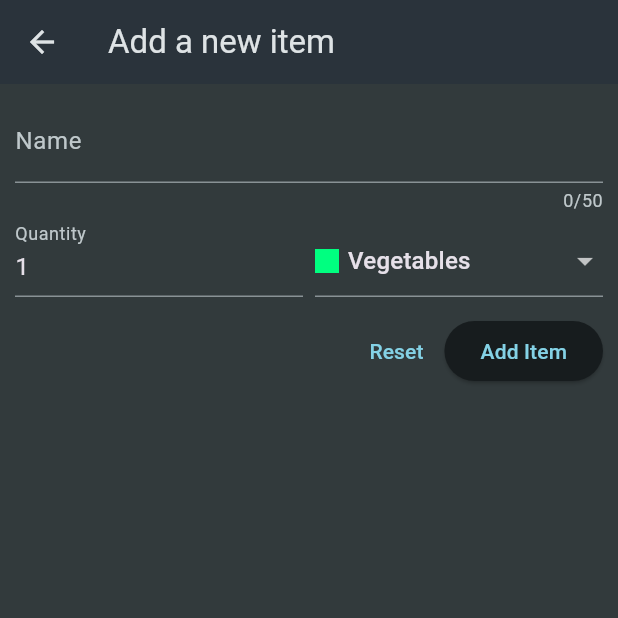
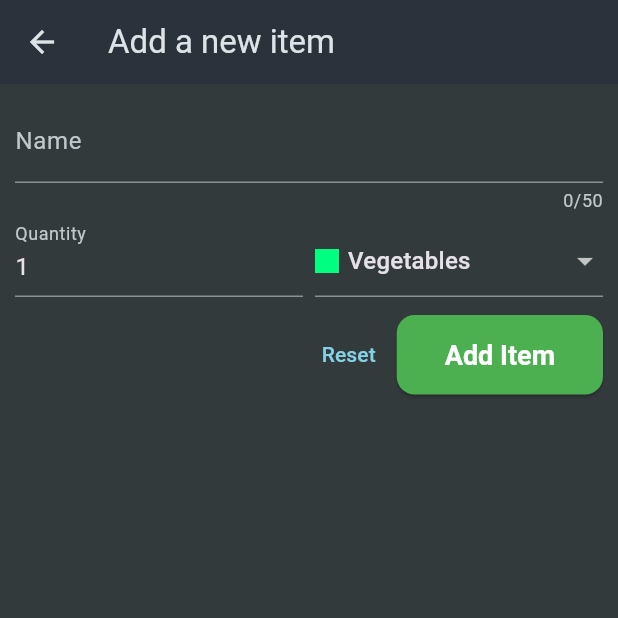
Before and after one commit to Adisak-KS/Flutter-Shopping-List-App-Example, a Flutter app: the screen it shows after launch, after a tap on the "add" icon, on a phone screen of 412 x 824 dp, the top half of it. Run offline on Flutter 3.47's test engine with Material 3 defaults, Android fonts, the phone set to English and light mode, and no system bars; our stand-ins replace flutter_dotenv; network calls fail.

```diff
--- a/lib/main.dart
+++ b/lib/main.dart
@@ -1,8 +1,14 @@
 import 'package:flutter/material.dart';
+import 'package:flutter_dotenv/flutter_dotenv.dart';
 import 'package:shopping_list/widgets/grocery_list.dart';
 
-void main() {
-  runApp(const MyApp());
+Future<void> main() async {
+  try {
+    await dotenv.load(fileName: "assets/.env"); // โหลด .env ก่อน runApp
+    runApp(const MyApp());
+  } catch (e) {
+    print('Load .env failed: $e');
+  }
 }
 
 class MyApp extends StatelessWidget {
--- a/lib/widgets/grocery_list.dart
+++ b/lib/widgets/grocery_list.dart
@@ -1,5 +1,6 @@
 import 'dart:convert';
 import 'package:flutter/material.dart';
+import 'package:flutter_dotenv/flutter_dotenv.dart';
 import 'package:http/http.dart' as http;
 import 'package:shopping_list/data/categories.dart';
 import 'package:shopping_list/models/grocery_item.dart';
@@ -20,13 +21,17 @@ class _GroceryListState extends State<GroceryList> {
   void initState() {
     super.initState();
     _loadedItems = _loadItems();
+    _loadedItems.then((items) {
+      setState(() {
+        _groceryItems.clear();
+        _groceryItems.addAll(items);
+      });
+    });
   }
 
   Future<List<GroceryItem>> _loadItems() async {
-    final url = Uri.https(
-      'flutter-shopping-list-68fb2-default-rtdb.asia-southeast1.firebasedatabase.app',
-      'shopping-list.json',
-    );
+    final firebaseUrl = dotenv.env['FIREBASE_URL'];
+    final url = Uri.parse('$firebaseUrl/shopping-list.json');
 
     final response = await http.get(url);
 
@@ -66,12 +71,13 @@ class _GroceryListState extends State<GroceryList> {
       context,
     ).push<GroceryItem>(MaterialPageRoute(builder: (ctx) => const NewItem()));
 
-    // โหลดข้อมูลใหม่ทันทีหลังกลับมา
-    if (newItem == null) {
-      return;
-    }
+    if (newItem == null) return;
+
+    final loadedItems = await _loadItems();
+
     setState(() {
-      _loadedItems = _loadItems(); // โหลดใหม่หลังเพิ่ม
+      _groceryItems.clear();
+      _groceryItems.addAll(loadedItems);
     });
   }
 
@@ -82,10 +88,13 @@ class _GroceryListState extends State<GroceryList> {
       _groceryItems.remove(item);
     });
 
-    final url = Uri.https(
-      'flutter-shopping-list-68fb2-default-rtdb.asia-southeast1.firebasedatabase.app',
-      'shopping-list/${item.id}.json',
-    );
+    final firebaseUrl = dotenv.env['FIREBASE_URL'];
+    final url = Uri.parse('$firebaseUrl/shopping-list/${item.id}.json');
+
+    // final url = Uri.https(
+    //   'flutter-shopping-list-68fb2-default-rtdb.asia-southeast1.firebasedatabase.app',
+    //   'shopping-list/${item.id}.json',
+    // );
 
     final response = await http.delete(url);
     if (response.statusCode >= 400) {
@@ -100,40 +109,31 @@ class _GroceryListState extends State<GroceryList> {
   Widget build(BuildContext context) {
     return Scaffold(
       appBar: AppBar(
-        title: const Text('Your Grocery List'),
+        title: const Text(
+          'Your Product List',
+
+        ),
         actions: [IconButton(onPressed: _addItem, icon: const Icon(Icons.add))],
       ),
-      body: FutureBuilder(
-        future: _loadedItems,
-        builder: (context, snapshot) {
-          if (snapshot.connectionState == ConnectionState.waiting) {
-            return const Center(child: CircularProgressIndicator());
-          }
-
-          if (snapshot.hasError) {
-            return Center(child: Text(snapshot.error.toString()));
-          }
-
-          if (snapshot.data!.isEmpty) {
-            return Center(child: Text('No items added yet.'));
-          }
-
-          return ListView.builder(
-            itemCount: snapshot.data!.length,
-            itemBuilder: (ctx, index) => Dismissible(
+      body: _groceryItems.isEmpty
+          ? const Center(child: Text('No items added yet.'))
+          : ListView.builder(
+              itemCount: _groceryItems.length,
+              itemBuilder: (ctx, index) {
+                final item = _groceryItems[index];
+                return Dismissible(
+                  key: ValueKey(item.id),
                   onDismissed: (direction) {
-                _removeItem(snapshot.data![index]);
+                    _removeItem(item);
                   },
-              key: ValueKey(snapshot.data![index].id),
                   child: ListTile(
-                title: Text(snapshot.data![index].name),
+                    title: Text(item.name),
                     leading: Container(
                       width: 24,
                       height: 24,
-                  color: snapshot.data![index].category.color,
+                      color: item.category.color,
                     ),
-                trailing: Text(snapshot.data![index].quantity.toString()),
-              ),
+                    trailing: Text(item.quantity.toString()),
                   ),
                 );
               },
--- a/lib/widgets/new_item.dart
+++ b/lib/widgets/new_item.dart
@@ -1,5 +1,6 @@
 import 'dart:convert';
 import 'package:flutter/material.dart';
+import 'package:flutter_dotenv/flutter_dotenv.dart';
 import 'package:http/http.dart' as http;
 
 import 'package:shopping_list/data/categories.dart';
@@ -30,10 +31,8 @@ class _NewItemState extends State<NewItem> {
         _isSending = true;
       });
 
-      final url = Uri.https(
-        'flutter-shopping-list-68fb2-default-rtdb.asia-southeast1.firebasedatabase.app',
-        'shopping-list.json',
-      );
+      final firebaseUrl = dotenv.env['FIREBASE_URL'];
+      final url = Uri.parse('$firebaseUrl/shopping-list.json');
 
       final response = await http.post(
         url,
@@ -164,6 +163,21 @@ class _NewItemState extends State<NewItem> {
                     child: const Text('Reset'),
                   ),
                   ElevatedButton(
+                    style: ElevatedButton.styleFrom(
+                      backgroundColor: Colors.green, // สีพื้นหลัง
+                      foregroundColor: Colors.white, // สีข้อความ
+                      padding: const EdgeInsets.symmetric(
+                        horizontal: 32,
+                        vertical: 16,
+                      ),
+                      textStyle: const TextStyle(
+                        fontSize: 18,
+                        fontWeight: FontWeight.bold,
+                      ),
+                      shape: RoundedRectangleBorder(
+                        borderRadius: BorderRadius.circular(12),
+                      ),
+                    ),
                     onPressed: _isSending ? null : _saveItem,
                     child: _isSending
                         ? const SizedBox(
--- a/pubspec.yaml
+++ b/pubspec.yaml
@@ -35,6 +35,7 @@ dependencies:
   # Use with the CupertinoIcons class for iOS style icons.
   cupertino_icons: ^1.0.8
   http: ^1.4.0
+  flutter_dotenv: ^5.2.1
 
 dev_dependencies:
   flutter_test:
@@ -59,9 +60,10 @@ flutter:
   uses-material-design: true
 
   # To add assets to your application, add an assets section, like this:
-  # assets:
+  assets:
   #   - images/a_dot_burr.jpeg
   #   - images/a_dot_ham.jpeg
+    - assets/.env
 
   # An image asset can refer to one or more resolution-specific "variants", see
   # https://flutter.dev/to/resolution-aware-images
```
Also changed, not shown: pubspec.lock, 2 other files. Lines whose indentation alone changed are shown as unchanged.
